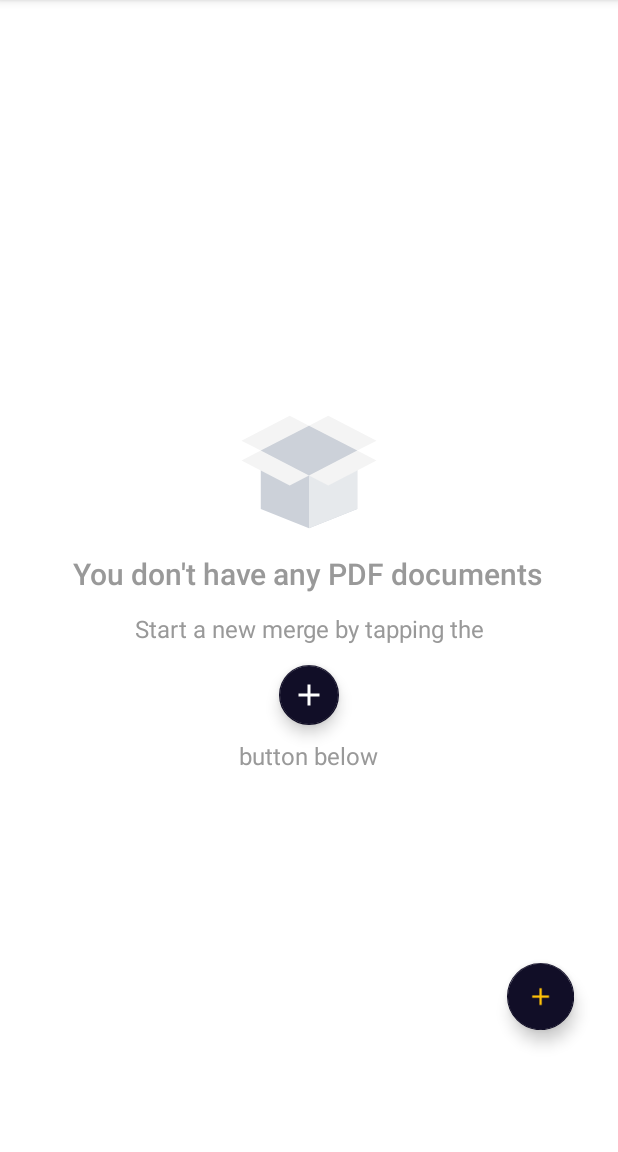
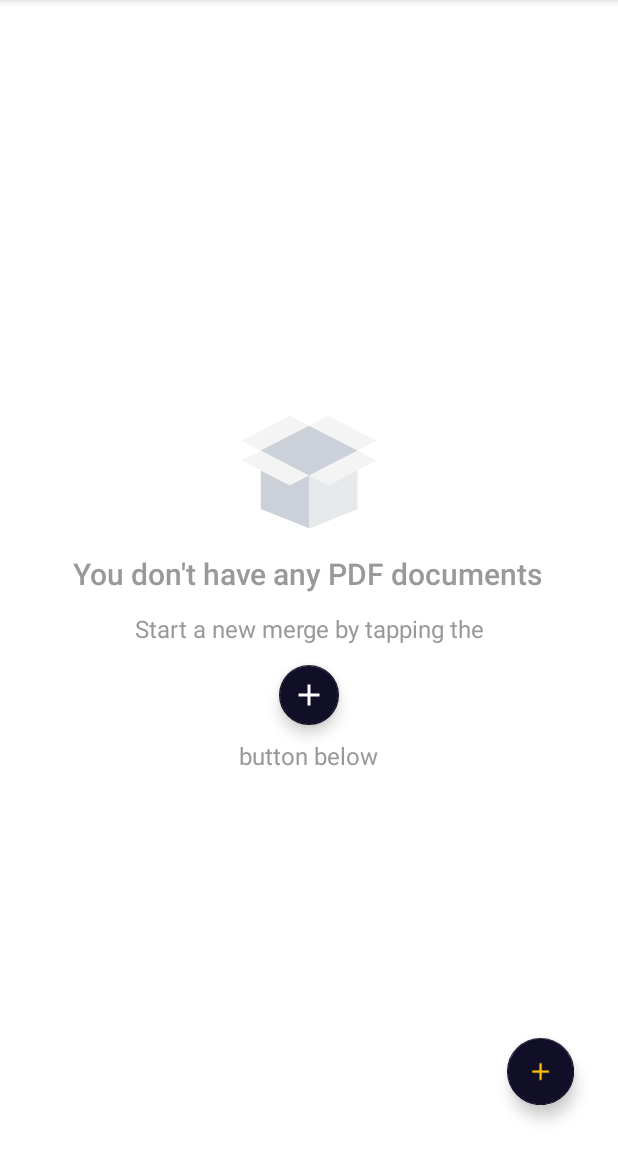
Before and after one commit to bumbumapp/Pdfmerge, an Android app: the screen it shows after launch (Main2Activity), on a phone screen of 412 x 824 dp, the part 84-1236 px from its top. Run offline under Robolectric (Android 15) with nearby library versions, the phone set to English and light mode, and no system bars; our stand-ins replace AdMob.

Commit message:
First Commit

```diff
--- a/app/build.gradle
+++ b/app/build.gradle
@@ -1,14 +1,14 @@
 apply plugin: 'com.android.application'
 
 android {
-    compileSdkVersion 30
+    compileSdkVersion 31
     defaultConfig {
         applicationId "com.bumbumapps.pdfmerge"
         minSdkVersion 23
         multiDexEnabled true
-        targetSdkVersion 30
+        targetSdkVersion 31
         versionCode 2
-        versionName "1.0.1"
+        versionName "1.1.0"
         testInstrumentationRunner "androidx.test.runner.AndroidJUnitRunner"
     }
     buildTypes {
--- a/app/src/main/AndroidManifest.xml
+++ b/app/src/main/AndroidManifest.xml
@@ -46,7 +46,8 @@
             android:name="com.bumbumapps.utility.pdfmerge.Main2Activity"
             android:label="@string/title_activity_main2"
             android:screenOrientation="portrait"
-            android:theme="@style/AppTheme.NoActionBar">
+            android:theme="@style/AppTheme.NoActionBar"
+            android:exported="true">
             <intent-filter>
                 <action android:name="android.intent.action.MAIN" />
                 <category android:name="android.intent.category.LAUNCHER" />
--- a/app/src/main/res/layout/activity_main2.xml
+++ b/app/src/main/res/layout/activity_main2.xml
@@ -1,5 +1,5 @@
 <?xml version="1.0" encoding="utf-8"?>
-<LinearLayout xmlns:android="http://schemas.android.com/apk/res/android"
+<RelativeLayout xmlns:android="http://schemas.android.com/apk/res/android"
     xmlns:app="http://schemas.android.com/apk/res-auto"
     xmlns:tools="http://schemas.android.com/tools"
     android:id="@+id/drawer_layout"
@@ -11,8 +11,18 @@
     <include
         layout="@layout/app_bar_main2"
         android:layout_width="match_parent"
+        android:layout_above="@+id/adView"
         android:layout_height="match_parent" />
 
+        <com.google.android.gms.ads.AdView
+            xmlns:ads="http://schemas.android.com/apk/res-auto"
+            android:id="@+id/adView"
+            android:layout_width="wrap_content"
+            android:layout_height="wrap_content"
+            android:layout_centerHorizontal="true"
+            android:layout_alignParentBottom="true"
+            ads:adSize="FULL_BANNER"
+            ads:adUnitId="ca-app-pub-8444865753152507/1101720024">
+        </com.google.android.gms.ads.AdView>
 
-
-</LinearLayout>
+</RelativeLayout>
--- a/app/src/main/res/layout/app_bar_main2.xml
+++ b/app/src/main/res/layout/app_bar_main2.xml
@@ -66,7 +66,7 @@
             android:layout_alignParentRight="true"
             android:layout_alignParentBottom="true"
             android:layout_gravity="bottom|end|right"
-            android:layout_marginBottom="60dp"
+            android:layout_marginBottom="10dp"
             android:gravity="bottom|end|right"
             android:orientation="vertical">
 
@@ -309,14 +309,5 @@
 
         </LinearLayout>
     </androidx.coordinatorlayout.widget.CoordinatorLayout>
-    <com.google.android.gms.ads.AdView
-        xmlns:ads="http://schemas.android.com/apk/res-auto"
-        android:id="@+id/adView"
-        android:layout_width="wrap_content"
-        android:layout_height="wrap_content"
-        android:layout_centerHorizontal="true"
-        android:layout_alignParentBottom="true"
-        ads:adSize="FULL_BANNER"
-        ads:adUnitId="ca-app-pub-8444865753152507/1101720024">
-    </com.google.android.gms.ads.AdView>
+
 </RelativeLayout>
```
Also changed, not shown: app/src/main/res/layout/content_merge.xml (+8 -9 lines).
